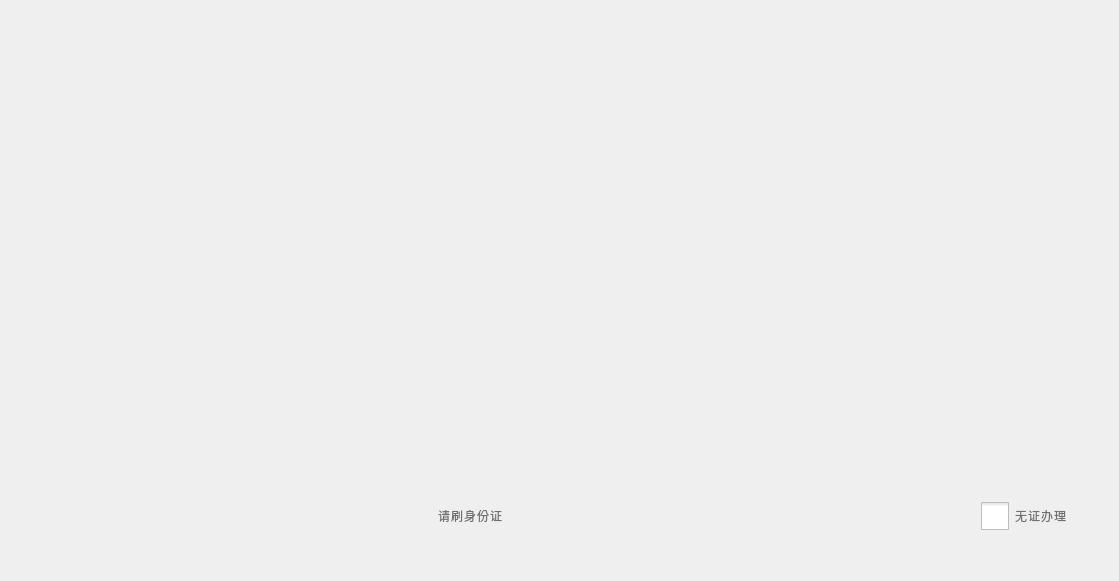
Above: SSCard_System/uc_readidcard.ui from leithergit/SSCard_System before the change. Below: the same form after it.
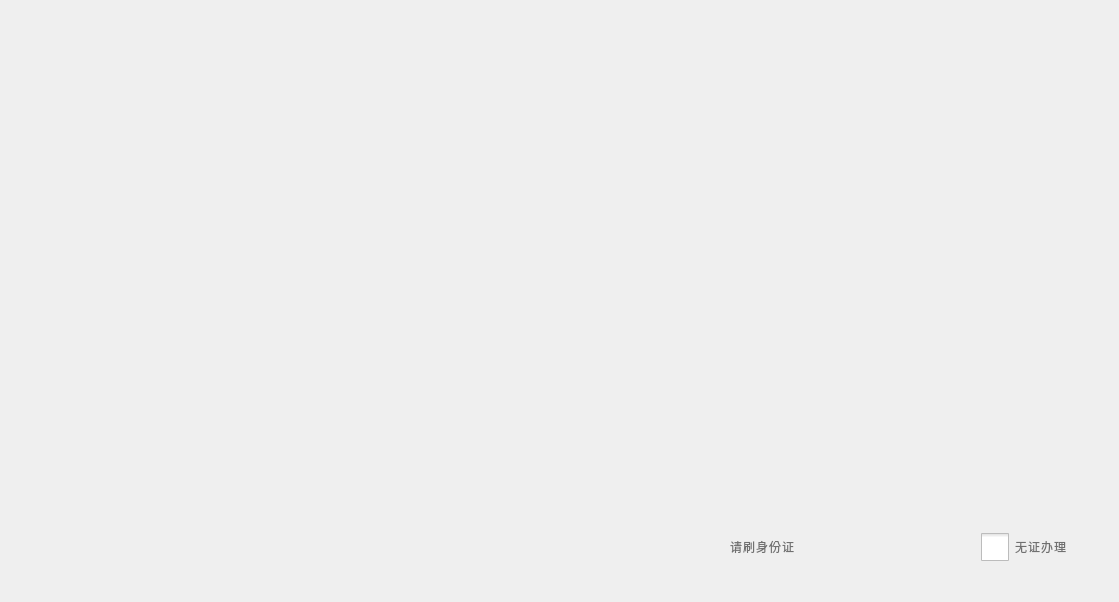
That is the form after the change.

```diff
--- a/SSCard_System/uc_readidcard.ui
+++ b/SSCard_System/uc_readidcard.ui
@@ -7,7 +7,7 @@
     <x>0</x>
     <y>0</y>
     <width>1119</width>
-    <height>581</height>
+    <height>602</height>
    </rect>
   </property>
   <property name="windowTitle">
@@ -39,7 +39,7 @@
        </property>
        <property name="sizeHint" stdset="0">
         <size>
-         <width>40</width>
+         <width>60</width>
          <height>20</height>
         </size>
        </property>
@@ -68,7 +68,7 @@
        </property>
        <property name="sizeHint" stdset="0">
         <size>
-         <width>40</width>
+         <width>60</width>
          <height>20</height>
         </size>
        </property>
@@ -93,23 +93,7 @@
     </spacer>
    </item>
    <item>
-    <layout class="QHBoxLayout" name="horizontalLayout_4" stretch="1,1,1">
-     <item>
-      <spacer name="horizontalSpacer">
-       <property name="orientation">
-        <enum>Qt::Horizontal</enum>
-       </property>
-       <property name="sizeType">
-        <enum>QSizePolicy::Fixed</enum>
-       </property>
-       <property name="sizeHint" stdset="0">
-        <size>
-         <width>248</width>
-         <height>20</height>
-        </size>
-       </property>
-      </spacer>
-     </item>
+    <layout class="QHBoxLayout" name="horizontalLayout_4" stretch="1">
      <item>
       <layout class="QHBoxLayout" name="horizontalLayout_3">
        <item>
@@ -155,31 +139,11 @@
           <enum>Qt::Horizontal</enum>
          </property>
          <property name="sizeType">
-          <enum>QSizePolicy::Expanding</enum>
+          <enum>QSizePolicy::Fixed</enum>
          </property>
          <property name="sizeHint" stdset="0">
           <size>
-           <width>40</width>
-           <height>20</height>
-          </size>
-         </property>
-        </spacer>
-       </item>
-      </layout>
-     </item>
-     <item>
-      <layout class="QHBoxLayout" name="horizontalLayout">
-       <item>
-        <spacer name="horizontalSpacer_2">
-         <property name="orientation">
-          <enum>Qt::Horizontal</enum>
-         </property>
-         <property name="sizeType">
-          <enum>QSizePolicy::MinimumExpanding</enum>
-         </property>
-         <property name="sizeHint" stdset="0">
-          <size>
-           <width>40</width>
+           <width>180</width>
            <height>20</height>
           </size>
          </property>
@@ -204,7 +168,7 @@
         </widget>
        </item>
        <item>
-        <spacer name="horizontalSpacer_7">
+        <spacer name="horizontalSpacer_14">
          <property name="orientation">
           <enum>Qt::Horizontal</enum>
          </property>
@@ -234,7 +198,7 @@
      <property name="sizeHint" stdset="0">
       <size>
        <width>20</width>
-       <height>40</height>
+       <height>30</height>
       </size>
      </property>
     </spacer>
```
Left out of the diff: 2 changed lines with no effect on the pictures.
